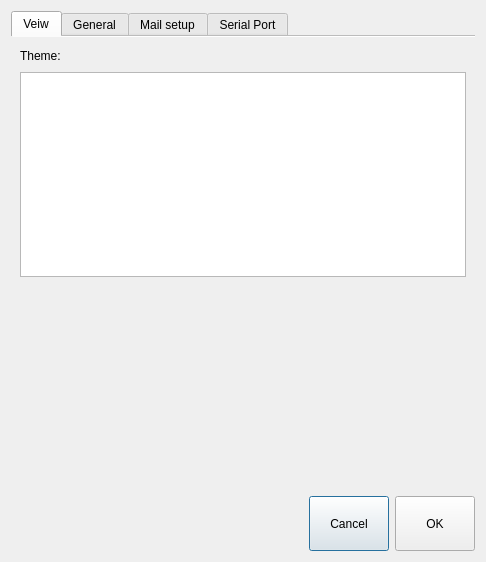
The window that generalsettingdialog.ui (mishkoLitvin/L_Aries-progect) describes before a commit, drawn with Qt 5.
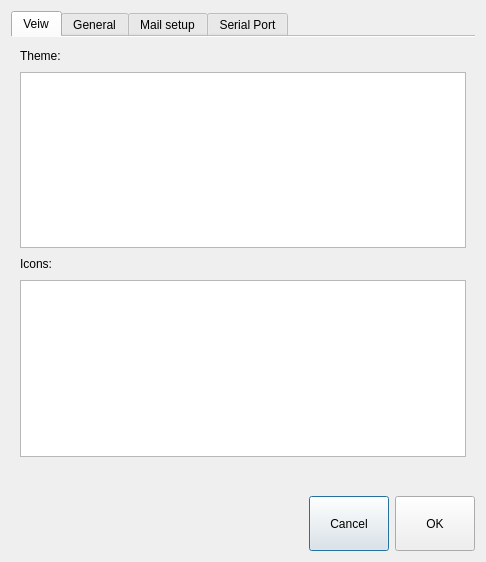
The same window after the commit. The open tabs and pages were chosen to show the change. Icons and pictures are not drawn.

Commit message: Icons theme add

The edit to the form file:
```diff
--- a/generalsettingdialog.ui
+++ b/generalsettingdialog.ui
@@ -152,6 +152,33 @@
          </property>
         </widget>
        </item>
+       <item>
+        <layout class="QHBoxLayout" name="horizontalLayout_7">
+         <item>
+          <widget class="QLabel" name="label_2">
+           <property name="text">
+            <string>Icons:</string>
+           </property>
+          </widget>
+         </item>
+         <item>
+          <spacer name="horizontalSpacer_6">
+           <property name="orientation">
+            <enum>Qt::Horizontal</enum>
+           </property>
+           <property name="sizeHint" stdset="0">
+            <size>
+             <width>40</width>
+             <height>20</height>
+            </size>
+           </property>
+          </spacer>
+         </item>
+        </layout>
+       </item>
+       <item>
+        <widget class="QListWidget" name="listWidgetIcons"/>
+       </item>
        <item>
         <spacer name="verticalSpacer_2">
          <property name="orientation">
```
Left out of the diff: 4 changed lines with no effect on the pictures. The commit also changes 348 other files.
